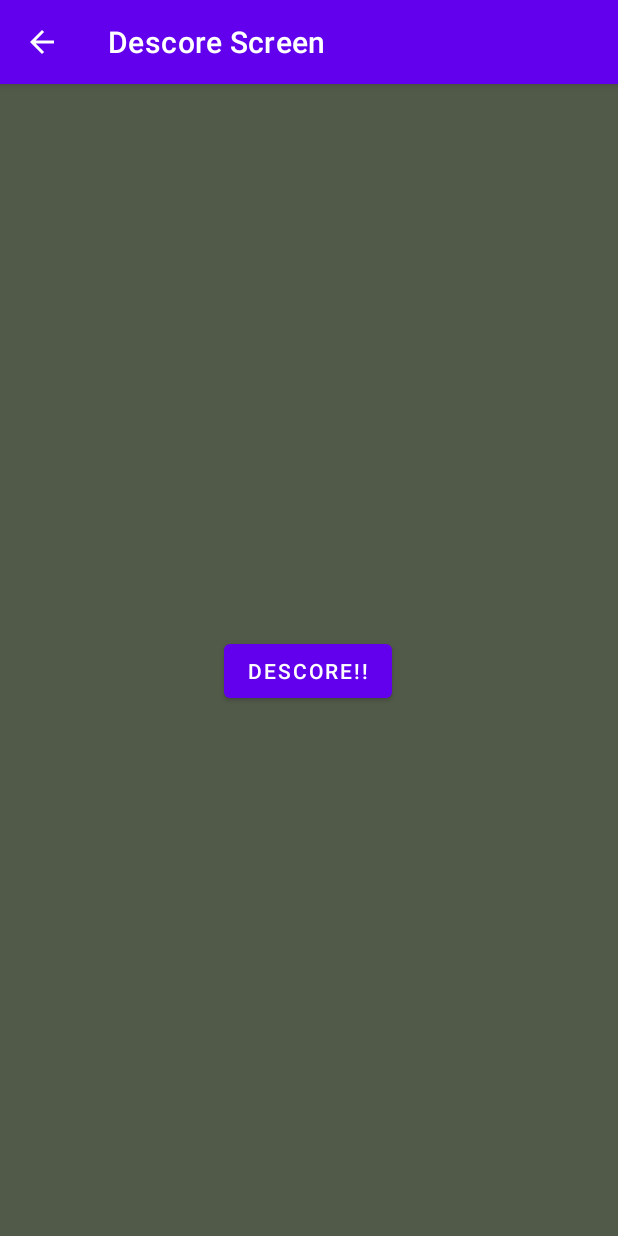
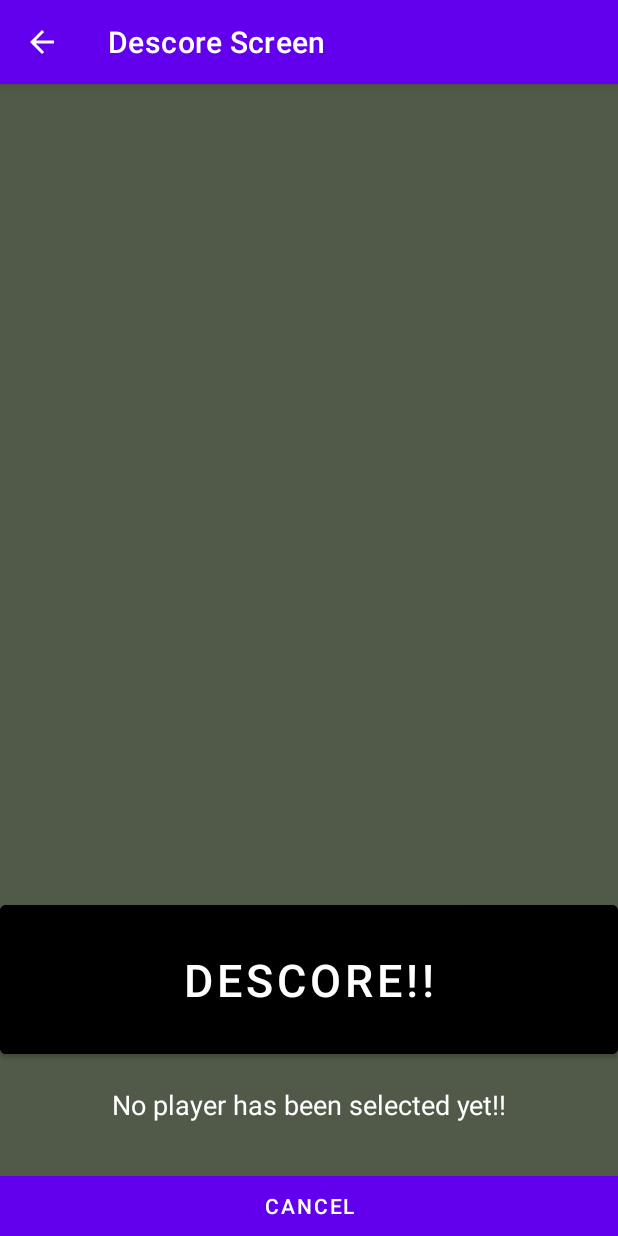
Before and after one commit to Xerminator13/Ma-Cows-Repository, an Android app: the DescoreScreen screen opened directly, with no data from a screen before it, on a phone screen of 412 x 824 dp. Run offline under Robolectric (Android 15) with nearby library versions, the phone set to English and light mode, and no system bars.

Commit message:
Continued to build error reporting for DescoreScreen and implemented new prefs to handle that transition.  Working on descoring and building the UI next.

```diff
--- a/app/src/main/java/com/example/macows/CommonUtils.java
+++ b/app/src/main/java/com/example/macows/CommonUtils.java
@@ -62,6 +62,7 @@ public class CommonUtils {
         * 5 = Funeral Home
         */
         editor.putInt("descoreMethod", 1);
+        editor.putString("descoreErrorMessage", "Descored...");
 
         editor.commit();
 
@@ -75,12 +76,20 @@ public class CommonUtils {
         editor.putInt("descoreMethod", a);
 
     }
+    public static void setDescoreErrorMessage(String msg) {
+        editor.putString("descoreErrorMessage", msg);
+
+    }
     public static int getCurrentPlayer() {
         return prefs.getInt("currentPlayer", 1);
 
     }
     public static int getDescoreMethod() {
         return prefs.getInt("descoreMethod", 1);
+
+    }
+    public static String getDescoreErrorMessage() {
+        return prefs.getString("descoreErrorMessage", "Descored...");
 
     }
 
@@ -163,6 +172,17 @@ public class CommonUtils {
 
         }
 
+        editor.putInt("currentPlayer", 1);
+        /*
+         * 1 = Cemetery
+         * 2 = Fast Food
+         * 3 = Police
+         * 4 = Stock Trailer
+         * 5 = Funeral Home
+         */
+        editor.putInt("descoreMethod", 1);
+        editor.putString("descoreErrorMessage", "Descored...");
+
         editor.commit();
 
     }
--- a/app/src/main/java/com/example/macows/DescoreScreen.java
+++ b/app/src/main/java/com/example/macows/DescoreScreen.java
@@ -13,28 +13,36 @@ public class DescoreScreen extends AppCompatActivity {
     private Button player1, player2, player3, player4, player5, player6;
     private Button back, descore;
     private TextView p1Field, p1Barn, p2Field, p2Barn, p3Field, p3Barn, p4Field, p4Barn, p5Field, p5Barn, p6Field, p6Barn;
-    private TextView label;
+    private TextView label, errorLabeling;
 
     int currentPlayer = CommonUtils.getCurrentPlayer(); //This returns the index of the player + 1
-    int playerTakenFrom = -1;
+    int numCowsKilledBefore = CommonUtils.playerList.get(currentPlayer - 1).getNumCowsKilled();
+    int numCowsKilledAfter = numCowsKilledBefore;
+    int playerTakenFrom = -1; //This represents the index of the player + 1
     int descoreMethod = CommonUtils.getDescoreMethod();
 
     //----------------------------------------------------------------------------------------------
 
     private void initAllElements() {
         //Init UI elements here
+        //Buttons
         descore = findViewById(R.id.confirmationButton);
+        back = findViewById(R.id.cancelButton);
+
+        //TextViews
+        errorLabeling = findViewById(R.id.errorLabeling);
 
     }
     private void populateTextViews() {
         //Populate text views here
+        errorLabeling.setText("No player has been selected yet!!");
 
     }
     private boolean descorePlayer(int player) {
         int a = player - 1;
 
         if (player == -1) {
-            //Set the text of the confirmation label to "No player has been selected yet!"
+            errorLabeling.setText("No player has been selected yet!!");
             return false;
 
         }
@@ -64,13 +72,18 @@ public class DescoreScreen extends AppCompatActivity {
         descore.setOnClickListener(new View.OnClickListener() {
             @Override
             public void onClick(View v) {
+                //It is safe to use playerTakenFrom as an index indicator because shouldTransition
+                //  will stop the class from using it as one if the variable = -1.
                 boolean shouldTransition = descorePlayer(playerTakenFrom);
 
                 //If a player was selected, then that player will be descored
                 //  and the screen will transition back with an error message confirming the descore
                 if (shouldTransition) {
-                    //Set CommonUtils error preference to hold a message to be transferred back
-                    //  to the ScoreScreen error label
+                    numCowsKilledAfter = CommonUtils.playerList.get(currentPlayer - 1).getNumCowsKilled() - numCowsKilledBefore;
+                    String msg = CommonUtils.playerList.get(currentPlayer - 1).getName()
+                            + " killed " + numCowsKilledAfter + " of " + CommonUtils.playerList.get(playerTakenFrom - 1).getName()
+                            + "'s cows.";
+                    CommonUtils.setDescoreErrorMessage(msg);
                     startActivity(new Intent(DescoreScreen.this, ScoreScreen.class));
 
                 }
@@ -79,6 +92,16 @@ public class DescoreScreen extends AppCompatActivity {
 
         });
 
+        back.setOnClickListener(new View.OnClickListener() {
+            @Override
+            public void onClick(View v) {
+                CommonUtils.setDescoreErrorMessage("No cows were killed.");
+                startActivity(new Intent(DescoreScreen.this, ScoreScreen.class));
+
+            }
+
+        });
+
     }
 
 }
--- a/app/src/main/res/layout/descore_screen.xml
+++ b/app/src/main/res/layout/descore_screen.xml
@@ -8,15 +8,40 @@
 
     <Button
         android:id="@+id/confirmationButton"
-        android:layout_width="wrap_content"
-        android:layout_height="wrap_content"
-        android:layout_marginStart="158dp"
-        android:layout_marginTop="349dp"
-        android:layout_marginEnd="160dp"
-        android:layout_marginBottom="335dp"
+        android:layout_width="0dp"
+        android:layout_height="111dp"
+        android:layout_marginBottom="15dp"
+        android:backgroundTint="#000000"
         android:text="Descore!!"
+        android:textSize="30sp"
+        app:layout_constraintBottom_toTopOf="@+id/errorLabeling"
+        app:layout_constraintEnd_toEndOf="parent"
+        app:layout_constraintStart_toStartOf="parent" />
+
+    <Button
+        android:id="@+id/cancelButton"
+        android:layout_width="0dp"
+        android:layout_height="40dp"
+        android:background="#CC3B31"
+        android:backgroundTint="#FF5252"
+        android:text="Cancel"
         app:layout_constraintBottom_toBottomOf="parent"
         app:layout_constraintEnd_toEndOf="parent"
-        app:layout_constraintStart_toStartOf="parent"
-        app:layout_constraintTop_toTopOf="parent" />
+        app:layout_constraintStart_toStartOf="parent" />
+
+    <TextView
+        android:id="@+id/errorLabeling"
+        android:layout_width="0dp"
+        android:layout_height="50dp"
+        android:layout_marginBottom="10dp"
+        android:rotation="0"
+        android:rotationX="0"
+        android:rotationY="0"
+        android:text="TextView"
+        android:textAlignment="center"
+        android:textColor="#FFFFFF"
+        android:textSize="18sp"
+        app:layout_constraintBottom_toTopOf="@+id/cancelButton"
+        app:layout_constraintEnd_toEndOf="parent"
+        app:layout_constraintStart_toStartOf="parent" />
 </androidx.constraintlayout.widget.ConstraintLayout>
```
